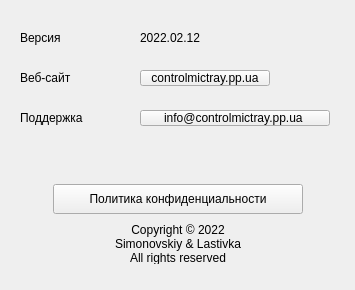
Old version of the form ui/ui/AboutWindow.ui in the repository Symonovskyi/ControlMicTray.
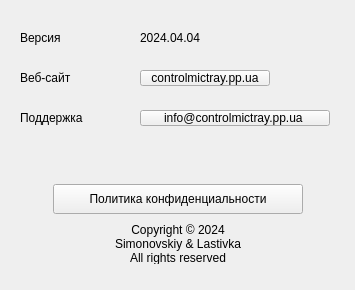
New version of the form. Icons and pictures are not drawn.

The edit to the form file:
```diff
--- a/ui/ui/AboutWindow.ui
+++ b/ui/ui/AboutWindow.ui
@@ -77,7 +77,7 @@
     </rect>
    </property>
    <property name="text">
-    <string>2022.02.12</string>
+    <string>2024.04.04</string>
    </property>
   </widget>
   <widget class="QLabel" name="Logo">
@@ -122,7 +122,7 @@
     </rect>
    </property>
    <property name="text">
-    <string>Copyright © 2022
+    <string>Copyright © 2024
 Simonovskiy &amp; Lastivka
 All rights reserved</string>
    </property>
```
